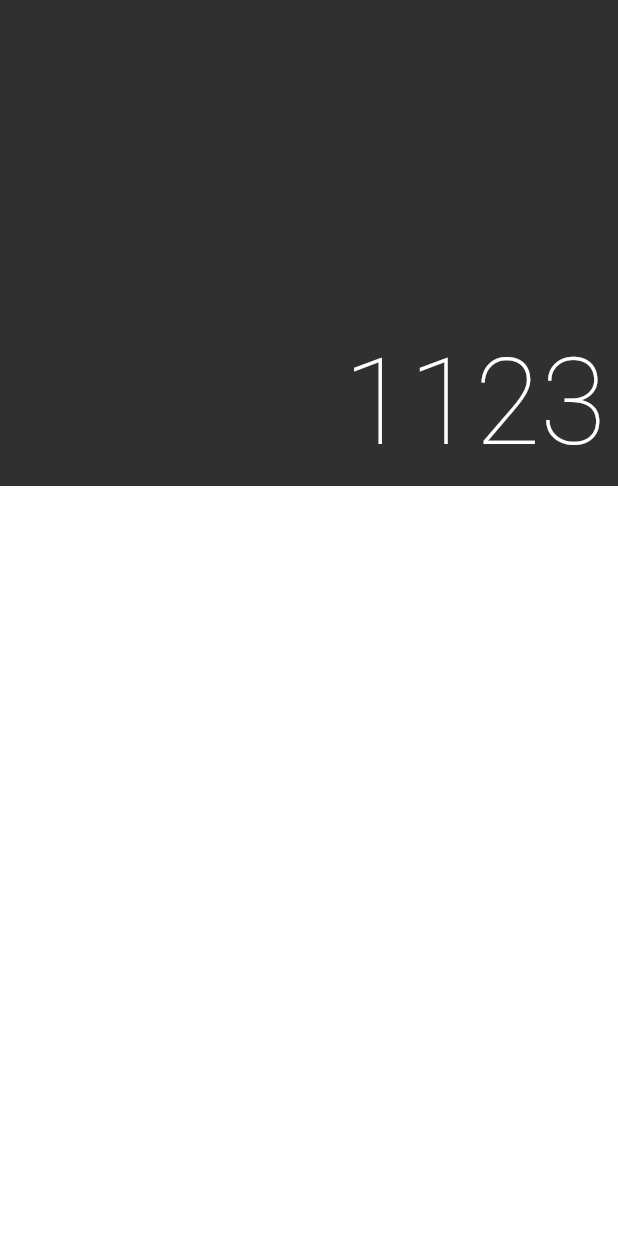
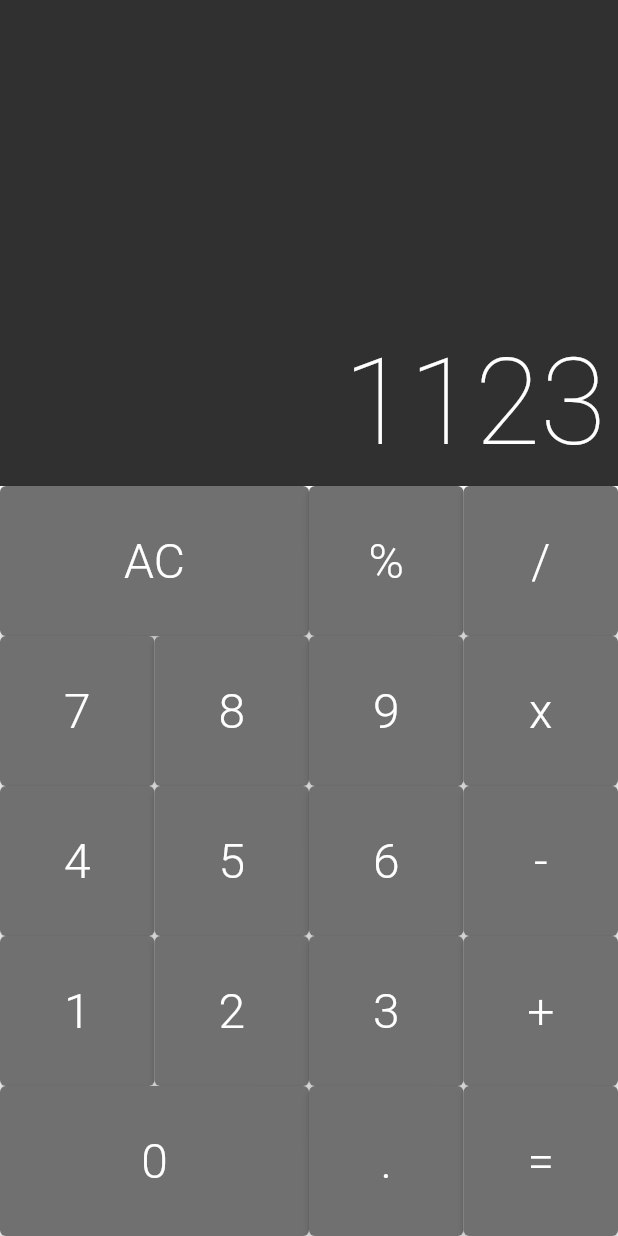
Before and after one commit to AfonsoMachado/flutter_calculator, a Flutter app: the screen it shows after launch, on a phone screen of 412 x 824 dp. Run offline on Flutter 3.47's test engine with Material 2 defaults, Android fonts, the phone set to English and light mode, and no system bars; drawn by our look-alikes of auto_size_text.

Commit message:
feat: styling button colors

```diff
--- a/lib/components/button.dart
+++ b/lib/components/button.dart
@@ -1,15 +1,31 @@
 import 'package:flutter/material.dart';
 
 class Button extends StatelessWidget {
+  static const DARK = Color.fromRGBO(82, 82, 82, 1);
+  static const DEFAULT = Color.fromRGBO(112, 112, 112, 1);
+  static const OPERATION = Color.fromRGBO(250, 158, 13, 1);
+
   final String text;
+  final bool big;
+  final Color color;
 
-  const Button({super.key, required this.text});
+  const Button(
+      {super.key, required this.text, this.big = false, this.color = DEFAULT});
 
   @override
   Widget build(BuildContext context) {
-    return ElevatedButton(
-      onPressed: () {},
-      child: Text(text),
+    return Expanded(
+      flex: big ? 2 : 1,
+      child: ElevatedButton(
+        style: ElevatedButton.styleFrom(
+            backgroundColor: color,
+            textStyle: const TextStyle(
+                color: Colors.white,
+                fontSize: 32,
+                fontWeight: FontWeight.w300)),
+        onPressed: () {},
+        child: Text(text),
+      ),
     );
   }
 }
--- a/lib/components/button_row.dart
+++ b/lib/components/button_row.dart
@@ -8,8 +8,12 @@ class ButtonRow extends StatelessWidget {
 
   @override
   Widget build(BuildContext context) {
-    return Row(
-      children: buttons,
+    return Expanded(
+      flex: 1,
+      child: Row(
+        crossAxisAlignment: CrossAxisAlignment.stretch,
+        children: buttons,
+      ),
     );
   }
 }
--- a/lib/components/keyboard.dart
+++ b/lib/components/keyboard.dart
@@ -1,12 +1,84 @@
 import 'package:flutter/material.dart';
+import 'package:flutter_calculator/components/button.dart';
+import 'package:flutter_calculator/components/button_row.dart';
 
 class Keyboard extends StatelessWidget {
   const Keyboard({super.key});
 
   @override
   Widget build(BuildContext context) {
-    return Container(
+    return const SizedBox(
       height: 500,
+      child: Column(
+        children: [
+          ButtonRow([
+            Button(
+              text: 'AC',
+              big: true,
+            ),
+            Button(
+              text: '%',
+            ),
+            Button(
+              text: '/',
+            ),
+          ]),
+          ButtonRow([
+            Button(
+              text: '7',
+            ),
+            Button(
+              text: '8',
+            ),
+            Button(
+              text: '9',
+            ),
+            Button(
+              text: 'x',
+            ),
+          ]),
+          ButtonRow([
+            Button(
+              text: '4',
+            ),
+            Button(
+              text: '5',
+            ),
+            Button(
+              text: '6',
+            ),
+            Button(
+              text: '-',
+            ),
+          ]),
+          ButtonRow([
+            Button(
+              text: '1',
+            ),
+            Button(
+              text: '2',
+            ),
+            Button(
+              text: '3',
+            ),
+            Button(
+              text: '+',
+            ),
+          ]),
+          ButtonRow([
+            Button(
+              text: '0',
+              big: true,
+            ),
+            Button(
+              text: '.',
+            ),
+            Button(
+              text: '=',
+            ),
+          ]),
+        ],
+      ),
     );
   }
 }
```
